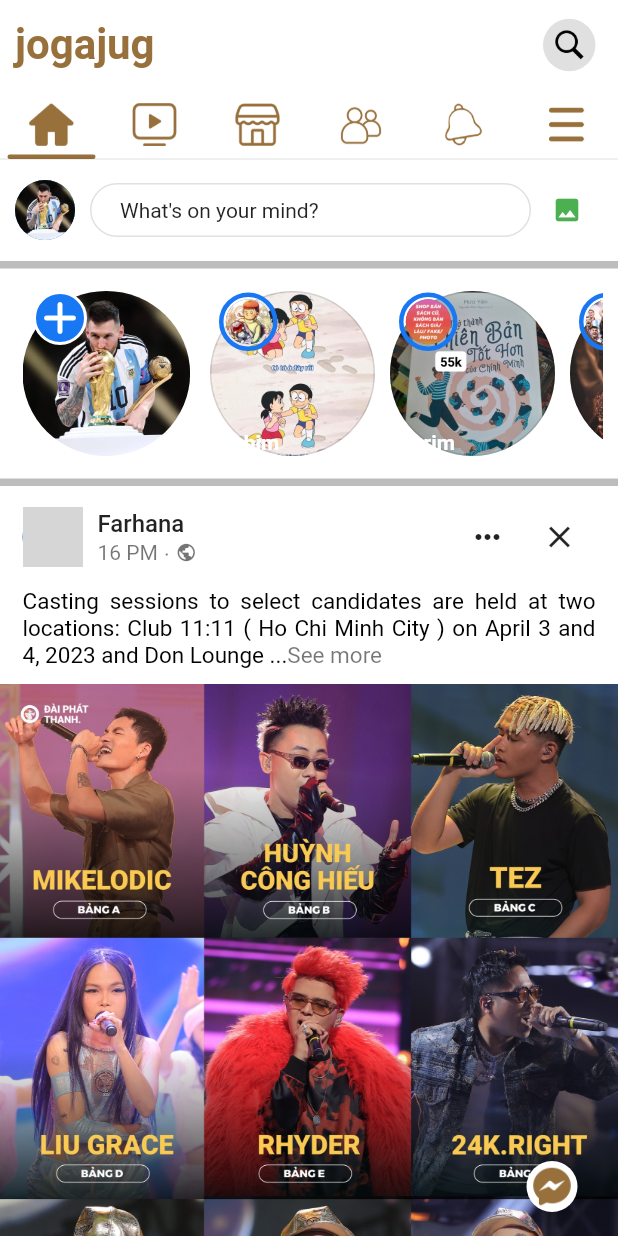
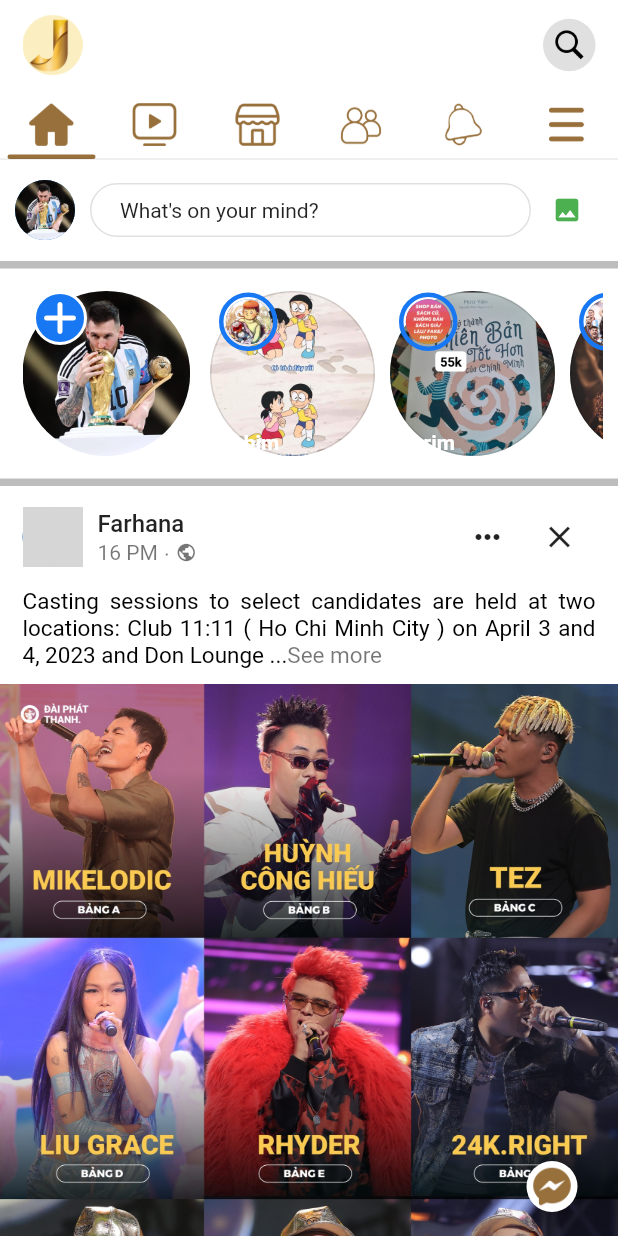
Before and after one commit to Abdulla-Al-Mued/Practice2, a Flutter app: the screen it shows after launch, on a phone screen of 412 x 824 dp. Run offline on Flutter 3.47's test engine with Material 2 defaults, Android fonts, the phone set to English and light mode, and no system bars; our stand-ins replace video_player; network calls fail; grey boxes are pictures that could not be loaded.

Commit message:
10/22/2023 6:05pm

```diff
--- a/lib/Pages/home/widgets/home_app_bar.dart
+++ b/lib/Pages/home/widgets/home_app_bar.dart
@@ -16,15 +16,16 @@
       crossAxisAlignment: CrossAxisAlignment.center,
       children: [
         Padding(
-          padding: const EdgeInsets.only(left: 10),
-          child: const Text(
-            'jogajug',
-            style: TextStyle(
-              color: Color(0xFF98703C),
-              fontSize: 28,
-              fontWeight: FontWeight.bold,
-            ),
-          ),
+          padding: const EdgeInsets.all(10),
+          child: Image.asset("assets/images/jogajog logo.png",height: 50,width: 50,),
+          // const Text(
+          //   'jogajug',
+          //   style: TextStyle(
+          //     color: Color(0xFF98703C),
+          //     fontSize: 28,
+          //     fontWeight: FontWeight.bold,
+          //   ),
+          // ),
         ),
         Row(
           mainAxisAlignment: MainAxisAlignment.spaceBetween,
```
Also changed, not shown: assets/images/jogajog logo.png (added).
